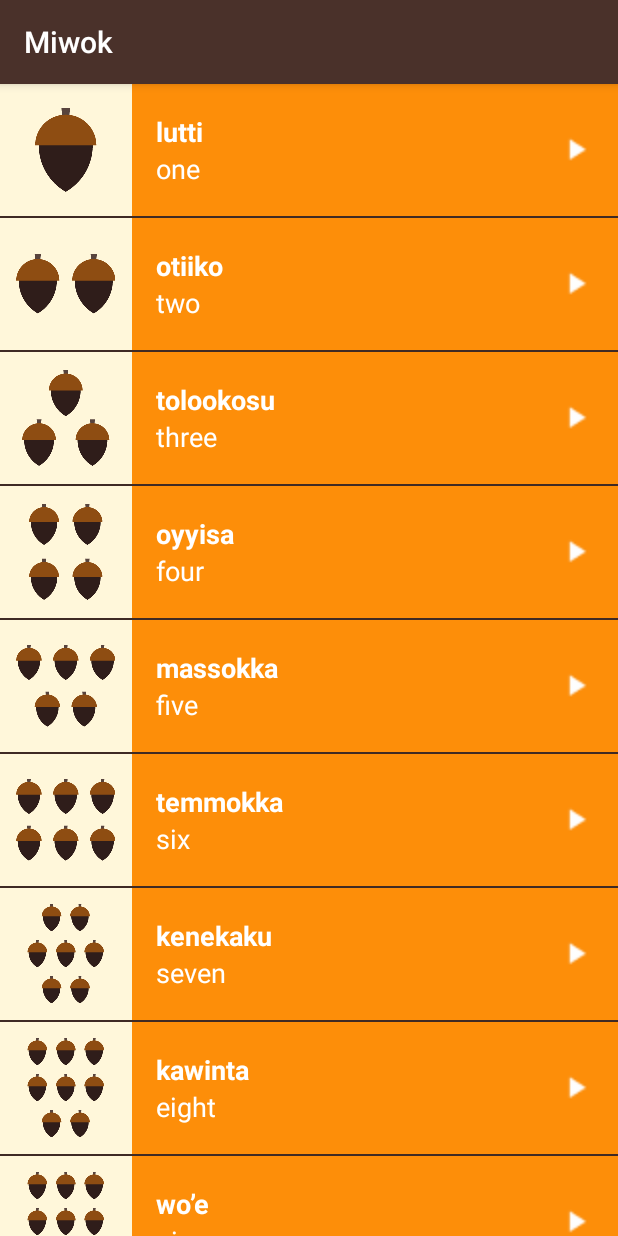
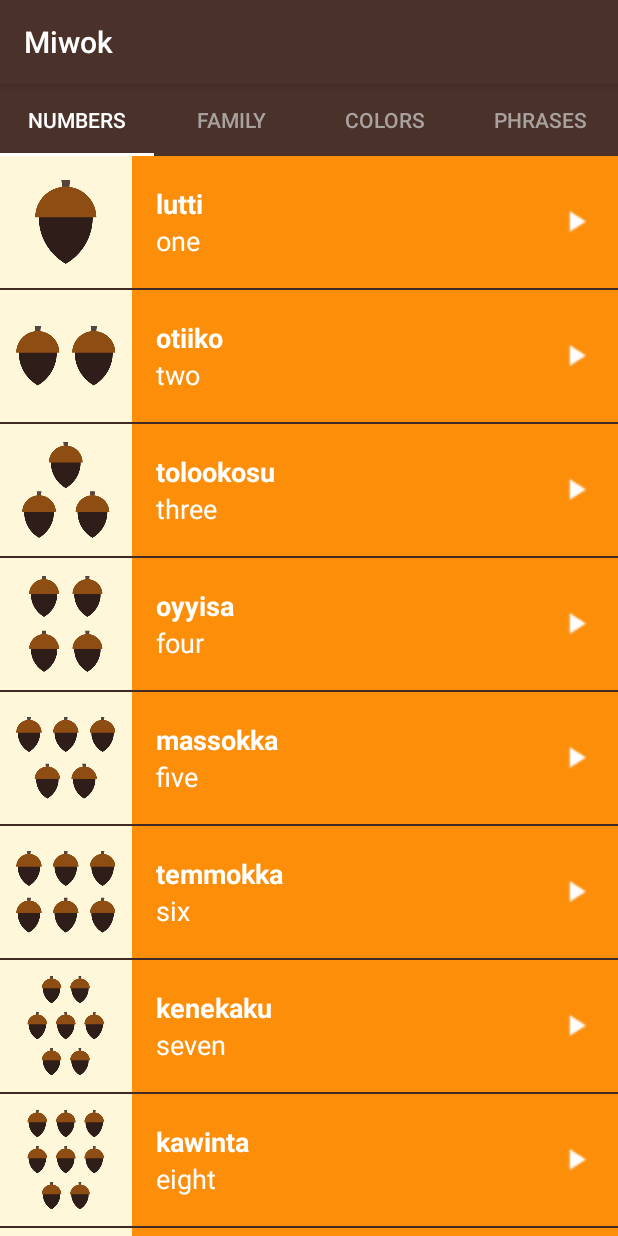
Before and after one commit to jsisanova/MiwokIntroToFragments, an Android app: the screen it shows after launch (MainActivity), on a phone screen of 412 x 824 dp. Run offline under Robolectric (Android 15) with nearby library versions, the phone set to English and light mode, and no system bars.

Commit message:
Make small corrections

```diff
--- a/app/src/main/java/com/example/android/miwok/CategoryAdapter.java
+++ b/app/src/main/java/com/example/android/miwok/CategoryAdapter.java
@@ -13,6 +13,7 @@ import android.support.v4.app.FragmentPagerAdapter;
 public class CategoryAdapter extends FragmentPagerAdapter {
 
     /** Context of the app */
+    // We need a Context object in order to turn the string resource ID into an actual String
     private Context mContext;
 
     /**
--- a/app/src/main/java/com/example/android/miwok/MainActivity.java
+++ b/app/src/main/java/com/example/android/miwok/MainActivity.java
@@ -39,6 +39,7 @@ public class MainActivity extends AppCompatActivity {
         // Set the adapter onto the view pager
         viewPager.setAdapter(adapter);
 
+        // https://guides.codepath.com/android/google-play-style-tabs-using-tablayout#sliding-tabs-layout
         // Find the tab layout that shows the tabs
         TabLayout tabLayout = (TabLayout) findViewById(R.id.tabs);
         // Connect the tab layout with the view pager. This will
--- a/app/src/main/res/layout/activity_main.xml
+++ b/app/src/main/res/layout/activity_main.xml
@@ -8,11 +8,7 @@
     android:orientation="vertical"
     tools:context="com.example.android.miwok.MainActivity">
 
-    <!-- Add ViewPager in MainActivity to swipe between 4 lists of words -->
-    <android.support.v4.view.ViewPager
-        android:id="@+id/viewpager"
-        android:layout_width="match_parent"
-        android:layout_height="match_parent" />
+
 
     <!-- Add tabs to ViewPager -->
     <android.support.design.widget.TabLayout
@@ -20,4 +16,11 @@
         style="@style/CategoryTab"
         android:layout_width="match_parent"
         android:layout_height="wrap_content" />
+
+    <!-- Add ViewPager in MainActivity to swipe between 4 lists of words -->
+    <android.support.v4.view.ViewPager
+        android:id="@+id/viewpager"
+        android:layout_width="match_parent"
+        android:layout_height="0dp"
+        android:layout_weight="1"/>
 </LinearLayout>
--- a/app/src/main/res/layout/word_list.xml
+++ b/app/src/main/res/layout/word_list.xml
@@ -5,6 +5,5 @@
     android:orientation="vertical"
     android:layout_width="match_parent"
     android:layout_height="match_parent"
-    android:background="?android:attr/selectableItemBackground"
     android:drawSelectorOnTop="true"/>
-    <!-- Show the pressed state on each list item (last 2 attributes) -->
+    <!-- Show the pressed state on each list item (last attribute) -->
```
Also changed, not shown: 1 other file.
